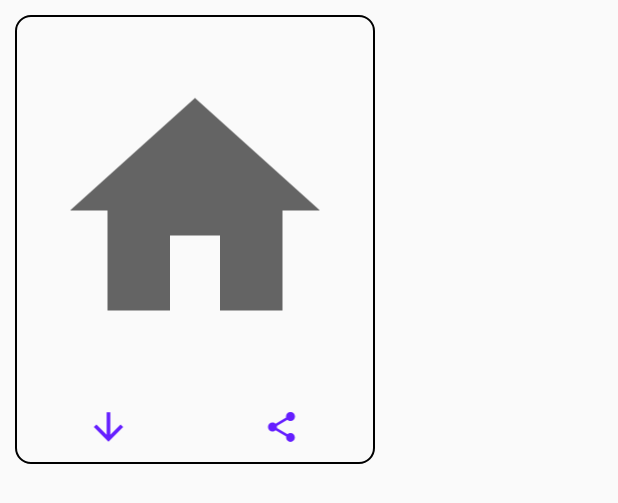
After one commit to CodexLiner/WhatsappStickers, an Android app: the layout status_row_line.xml on its own in the app's theme, with its tools: preview values and no code run, on a phone screen of 412 x 824 dp. The commit adds this screen. Shown: the top 503 px of the screen. Run offline under Robolectric (Android 15) with nearby library versions, the phone set to English and light mode, and no system bars; Roboto replaces fonts that are not available here.

Commit message:
download and share

```diff
--- a/app/build.gradle
+++ b/app/build.gradle
@@ -112,4 +112,9 @@ dependencies {
     implementation "com.facebook.fresco:webpsupport:$fresco_version"
     implementation "com.facebook.fresco:animated-webp:$fresco_version"
     implementation "com.facebook.fresco:animated-base:$fresco_version"
+    implementation 'com.github.bumptech.glide:glide:4.12.0'
+    annotationProcessor 'com.github.bumptech.glide:compiler:4.12.0'
+    // https://mvnrepository.com/artifact/commons-io/commons-io
+    implementation group: 'commons-io', name: 'commons-io', version: '2.6'
+
 }
--- a/app/src/main/java/com/CodingErgo/sticker/StickerManager/StickerPreviewAdapter.java
+++ b/app/src/main/java/com/CodingErgo/sticker/StickerManager/StickerPreviewAdapter.java
@@ -12,6 +12,7 @@ import android.app.Dialog;
 import android.content.Intent;
 import android.net.Uri;
 import android.os.Environment;
+import android.util.Log;
 import android.view.LayoutInflater;
 import android.view.View;
 import android.view.ViewGroup;
@@ -113,7 +114,8 @@ public class StickerPreviewAdapter extends RecyclerView.Adapter<StickerPreviewVi
                            intent.setType("images/*");
                            intent.putExtra(Intent.EXTRA_STREAM , uri);
                            intent.addFlags(Intent.FLAG_GRANT_READ_URI_PERMISSION);
-                          stickerPreviewViewHolder.itemView.getContext().startActivity(intent);
+                           stickerPreviewViewHolder.itemView.getContext().startActivity(intent);
+                           Log.d("TAG", "onClickStickerwala: "+uri);
                        }
                    });
                    save.setOnClickListener(new View.OnClickListener() {
--- /dev/null
+++ b/app/src/main/res/drawable/ic_baseline_arrow_downward_24.xml
@@ -0,0 +1,10 @@
+<vector xmlns:android="http://schemas.android.com/apk/res/android"
+    android:width="24dp"
+    android:height="24dp"
+    android:viewportWidth="24"
+    android:viewportHeight="24"
+    >
+  <path
+      android:fillColor="#651FFF"
+      android:pathData="M20,12l-1.41,-1.41L13,16.17V4h-2v12.17l-5.58,-5.59L4,12l8,8 8,-8z"/>
+</vector>
--- /dev/null
+++ b/app/src/main/res/drawable/ic_baseline_play_circle_filled_24.xml
@@ -0,0 +1,9 @@
+<vector xmlns:android="http://schemas.android.com/apk/res/android"
+    android:width="24dp"
+    android:height="24dp"
+    android:viewportWidth="24"
+    android:viewportHeight="24">
+  <path
+      android:fillColor="#FFFFFF"
+      android:pathData="M12,2C6.48,2 2,6.48 2,12s4.48,10 10,10 10,-4.48 10,-10S17.52,2 12,2zM10,16.5v-9l6,4.5 -6,4.5z"/>
+</vector>
--- /dev/null
+++ b/app/src/main/res/drawable/ic_baseline_share_24.xml
@@ -0,0 +1,9 @@
+<vector xmlns:android="http://schemas.android.com/apk/res/android"
+    android:width="24dp"
+    android:height="24dp"
+    android:viewportWidth="24"
+    android:viewportHeight="24">
+  <path
+      android:fillColor="#651FFF"
+      android:pathData="M18,16.08c-0.76,0 -1.44,0.3 -1.96,0.77L8.91,12.7c0.05,-0.23 0.09,-0.46 0.09,-0.7s-0.04,-0.47 -0.09,-0.7l7.05,-4.11c0.54,0.5 1.25,0.81 2.04,0.81 1.66,0 3,-1.34 3,-3s-1.34,-3 -3,-3 -3,1.34 -3,3c0,0.24 0.04,0.47 0.09,0.7L8.04,9.81C7.5,9.31 6.79,9 6,9c-1.66,0 -3,1.34 -3,3s1.34,3 3,3c0.79,0 1.5,-0.31 2.04,-0.81l7.12,4.16c-0.05,0.21 -0.08,0.43 -0.08,0.65 0,1.61 1.31,2.92 2.92,2.92 1.61,0 2.92,-1.31 2.92,-2.92s-1.31,-2.92 -2.92,-2.92z"/>
+</vector>
--- /dev/null
+++ b/app/src/main/res/drawable/statushape.xml
@@ -0,0 +1,8 @@
+<?xml version="1.0" encoding="utf-8"?>
+<shape android:shape="rectangle"  xmlns:android="http://schemas.android.com/apk/res/android">
+    <corners android:radius="10dp" />
+    <padding android:bottom="5dp" android:left="5dp" android:right="5dp" android:top="5dp"/>
+    <stroke android:color="#000000" android:width="1dp"/>
+<!--    <solid android:color="#FFC107"/>-->
+<!--    <gradient android:startColor="#8300B0FF" android:endColor="#8F00E5FF" android:type="linear"/>-->
+</shape>
--- /dev/null
+++ b/app/src/main/res/layout/status_row_line.xml
@@ -0,0 +1,70 @@
+<?xml version="1.0" encoding="utf-8"?>
+<LinearLayout
+    xmlns:android="http://schemas.android.com/apk/res/android"
+    xmlns:app="http://schemas.android.com/apk/res-auto"
+    android:layout_width="wrap_content"
+    android:layout_margin="10dp"
+    android:orientation="vertical"
+    android:layout_marginBottom="40dp"
+    android:background="@drawable/statushape"
+    android:layout_height="wrap_content">
+
+    <androidx.constraintlayout.widget.ConstraintLayout
+        android:id="@+id/constraintLayout2"
+        android:layout_width="wrap_content"
+        android:layout_height="250dp"
+
+        android:padding="10dp">
+
+        <ImageView
+            android:id="@+id/statusImage"
+            android:layout_width="200dp"
+            android:layout_height="250dp"
+            android:layout_margin="5dp"
+            android:src="@drawable/ic_baseline_home_24"
+            app:layout_constraintBottom_toBottomOf="parent"
+            app:layout_constraintEnd_toEndOf="parent"
+            app:layout_constraintStart_toStartOf="parent"
+            app:layout_constraintTop_toTopOf="parent" />
+
+        <ImageView
+            android:id="@+id/playButton"
+            android:layout_width="50dp"
+            android:layout_height="50dp"
+            android:layout_margin="5dp"
+            android:src="@drawable/ic_baseline_play_circle_filled_24"
+            android:visibility="invisible"
+            app:layout_constraintBottom_toBottomOf="parent"
+            app:layout_constraintEnd_toEndOf="parent"
+            app:layout_constraintStart_toStartOf="parent"
+            app:layout_constraintTop_toTopOf="parent" />
+    </androidx.constraintlayout.widget.ConstraintLayout>
+        <LinearLayout
+            android:baselineAligned="false"
+            android:layout_gravity="center"
+            android:layout_width="match_parent"
+            android:layout_height="match_parent"
+            android:orientation="horizontal">
+            <ImageView
+                android:id="@+id/DownloadAdapter"
+                android:layout_weight="1"
+                android:layout_gravity="start"
+                android:padding="5dp"
+                android:layout_width="40dp"
+                android:layout_height="40dp"
+                android:src="@drawable/ic_baseline_arrow_downward_24"/>
+            <ImageView
+                android:id="@+id/shareAdapter"
+                android:layout_gravity="end"
+                android:padding="8dp"
+                android:layout_weight="1"
+                android:layout_width="40dp"
+                android:layout_height="40dp"
+                android:src="@drawable/ic_baseline_share_24"/>
+        </LinearLayout>
+
+
+
+
+
+</LinearLayout>
--- /dev/null
+++ b/app/src/main/res/xml/mypath.xml
@@ -0,0 +1,4 @@
+<?xml version="1.0" encoding="utf-8"?>
+<paths>
+    <external-path name="external_files" path="."/>
+</paths>
--- a/build.gradle
+++ b/build.gradle
@@ -5,6 +5,7 @@ buildscript {
     repositories {
         google()
         jcenter()
+        mavenCentral()
     }
     dependencies {
         classpath 'com.android.tools.build:gradle:3.6.2'
```
Also changed, not shown: app/src/main/AndroidManifest.xml (+10 -1 lines), app/src/main/java/com/CodingErgo/sticker/WhatsappStatus/StatusAdapter.java (+108 -1 lines), app/src/main/java/com/CodingErgo/sticker/WhatsappStatus/StatusModel.java (+46 -0 lines), app/src/main/java/com/CodingErgo/sticker/WhatsappStatus/status.java (+85 -0 lines), app/src/main/java/com/CodingErgo/sticker/folderName.java (added, +7 -0 lines).
